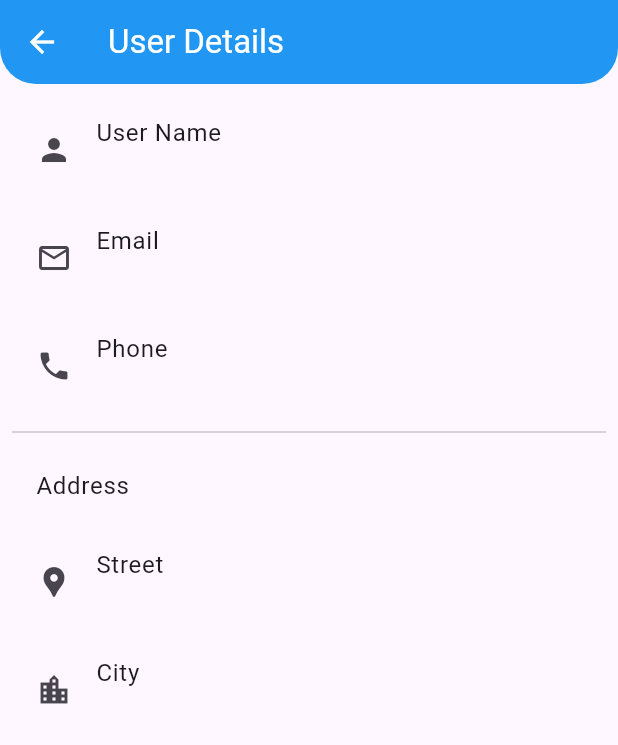
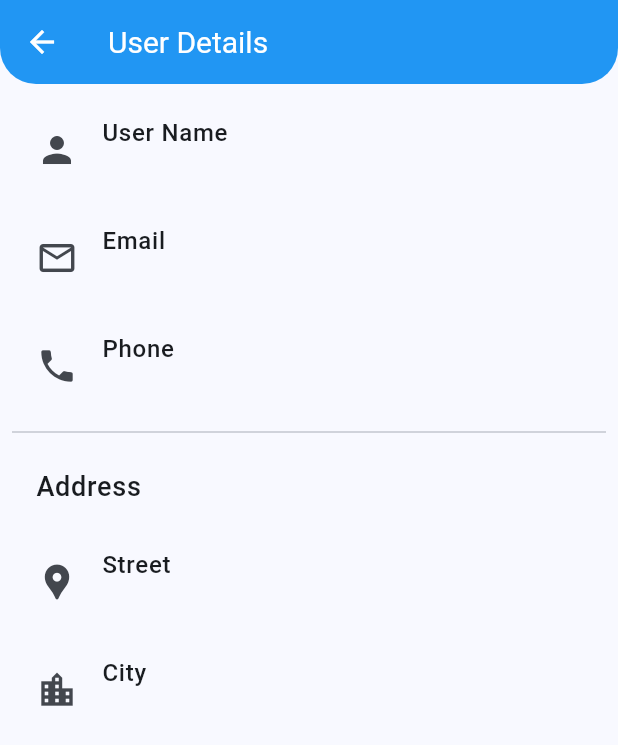
Before and after one commit to vijaysheoran97/user_wave, a Flutter app: the UserDetails screen opened directly with empty values, on a phone screen of 412 x 824 dp. Shown: the top 745 px of the screen. Run offline on Flutter 3.47's test engine with Material 3 defaults, Android fonts, the light colour scheme and no system bars; network calls fail.

```diff
--- a/analysis_options.yaml
+++ b/analysis_options.yaml
@@ -8,6 +8,7 @@
 # The following line activates a set of recommended lints for Flutter apps,
 # packages, and plugins designed to encourage good coding practices.
 include: package:flutter_lints/flutter.yaml
+#include: package:very_good_analysis/analysis_options.yaml
 
 linter:
   # The lint rules applied to this project can be customized in the
@@ -21,6 +22,7 @@ linter:
   # `// ignore_for_file: name_of_lint` syntax on the line or in the file
   # producing the lint.
   rules:
+    #public_member_api_docs: false
     # avoid_print: false  # Uncomment to disable the `avoid_print` rule
     # prefer_single_quotes: true  # Uncomment to enable the `prefer_single_quotes` rule
 
--- a/lib/main.dart
+++ b/lib/main.dart
@@ -21,10 +21,10 @@ class MyApp extends StatelessWidget {
         title: 'Flutter Demo',
         debugShowCheckedModeBanner: false,
         theme: ThemeData(
-          colorScheme: ColorScheme.fromSeed(seedColor: Colors.deepPurple),
+          colorScheme: ColorScheme.fromSeed(seedColor: Colors.blue),
           useMaterial3: true,
         ),
-        home: UserInformationScreen(),
+        home: const UserInformationScreen(),
       ),
     );
   }
--- a/lib/user/model/geo_model.dart
+++ b/lib/user/model/geo_model.dart
@@ -10,9 +10,9 @@ class Geo {
   }
 
   Map<String, dynamic> toJson() {
-    final Map<String, dynamic> data = new Map<String, dynamic>();
-    data['lat'] = this.lat;
-    data['lng'] = this.lng;
+    final Map<String, dynamic> data = <String, dynamic>{};
+    data['lat'] = lat;
+    data['lng'] = lng;
     return data;
   }
 }
--- a/lib/user/ui/user_details.dart
+++ b/lib/user/ui/user_details.dart
@@ -1,6 +1,7 @@
 import 'package:flutter/material.dart';
 import 'package:user_wave/user/model/address_model.dart';
 import 'package:user_wave/user/model/user_information_model.dart';
+import 'package:user_wave/util/color_const.dart';
 import 'package:user_wave/util/string_const.dart';
 
 class UserDetails extends StatefulWidget {
@@ -19,20 +20,23 @@ class _UserDetailsState extends State<UserDetails> {
   Widget build(BuildContext context) {
     return Scaffold(
       appBar: AppBar(
-        shape: RoundedRectangleBorder(
+        shape: const RoundedRectangleBorder(
           borderRadius: BorderRadius.only(
               bottomRight: Radius.circular(24),
               bottomLeft: Radius.circular(24)),
         ),
-        backgroundColor: Colors.blue,
-        title: Text(userAppBarName, style: TextStyle(color: Colors.white)),
+        backgroundColor: appBarColor,
+        title: Text(
+          userAppBarName,
+          style: const TextStyle(color: appBarTextColor, fontSize: 20),
+        ),
         leading: IconButton(
           onPressed: () {
             Navigator.pop(context);
           },
-          icon: Icon(
+          icon: const Icon(
             Icons.arrow_back,
-            color: Colors.white,
+            color: backIconArrowColor,
           ),
         ),
       ),
@@ -42,31 +46,65 @@ class _UserDetailsState extends State<UserDetails> {
           crossAxisAlignment: CrossAxisAlignment.start,
           children: [
             ListTile(
-              leading: Icon(Icons.person),
-              title: Text('User Name'),
+              leading: const Icon(
+                Icons.person,
+                size: 28,
+              ),
+              title: Text(
+                userName,
+                style: const TextStyle(fontWeight: FontWeight.w500),
+              ),
               subtitle: Text(widget.userInformation.username.toString()),
             ),
             ListTile(
-              leading: Icon(Icons.email_outlined),
-              title: Text('Email'),
+              leading: const Icon(
+                Icons.email_outlined,
+                size: 28,
+              ),
+              title: Text(
+                email,
+                style: const TextStyle(fontWeight: FontWeight.w500),
+              ),
               subtitle: Text(widget.userInformation.email.toString()),
             ),
             ListTile(
-              leading: Icon(Icons.phone),
-              title: Text('Phone'),
+              leading: const Icon(
+                Icons.phone,
+                size: 28,
+              ),
+              title: Text(
+                phone,
+                style: const TextStyle(fontWeight: FontWeight.w500),
+              ),
               subtitle: Text(widget.userInformation.phone.toString()),
             ),
-            Divider(),
-            ListTile(title: Text('Address')),
+            const Divider(),
             ListTile(
-              leading: Icon(Icons.location_pin),
-              title: Text('Street'),
+                title: Text(
+              address,
+              style: const TextStyle(fontWeight: FontWeight.w500, fontSize: 18),
+            )),
+            ListTile(
+              leading: const Icon(
+                Icons.location_pin,
+                size: 28,
+              ),
+              title: Text(
+                street,
+                style: const TextStyle(fontWeight: FontWeight.w500),
+              ),
               subtitle:
                   Text(widget.userInformation.address!.street.toString() ?? ''),
             ),
             ListTile(
-              leading: Icon(Icons.location_city),
-              title: Text('City'),
+              leading: const Icon(
+                Icons.location_city,
+                size: 28,
+              ),
+              title: Text(
+                city,
+                style: const TextStyle(fontWeight: FontWeight.w500),
+              ),
               subtitle:
                   Text(widget.userInformation.address!.city.toString() ?? ''),
             ),
--- a/lib/util/color_const.dart
+++ b/lib/util/color_const.dart
@@ -0,0 +1,12 @@
+import 'package:flutter/material.dart';
+
+const Color appBarColor = Colors.blue;
+const Color appBarTextColor = Colors.white;
+const Color searchColor = Colors.blue;
+const Color emailColor = Colors.grey;
+const Color arrowColor = Colors.grey;
+const Color phoneColor = Colors.grey;
+const Color backIconArrowColor = Colors.white;
+const Color category9 = Colors.brown;
+const Color category10 = Colors.deepOrangeAccent;
+const Color category11 = Colors.amberAccent;
--- a/lib/util/string_const.dart
+++ b/lib/util/string_const.dart
@@ -1,2 +1,9 @@
 String appBarName = 'User';
 String userAppBarName = 'User Details';
+String searchText = 'Search';
+String userName = 'User Name';
+String email = 'Email';
+String phone = 'Phone';
+String address = 'Address';
+String street = 'Street';
+String city = 'City';
--- a/pubspec.yaml
+++ b/pubspec.yaml
@@ -32,6 +32,7 @@ dependencies:
     sdk: flutter
   http: ^1.1.2
   provider: ^6.1.1
+  very_good_analysis: ^5.1.0
 
 
   # The following adds the Cupertino Icons font to your application.
```
Also changed, not shown: lib/user/model/address_model.dart (+8 -8 lines), lib/user/model/compnay_model.dart (+4 -4 lines), lib/user/model/user_information_model.dart (+13 -13 lines), lib/user/ui/user_information_screen.dart (+75 -141 lines), pubspec.lock, 6 other files.
